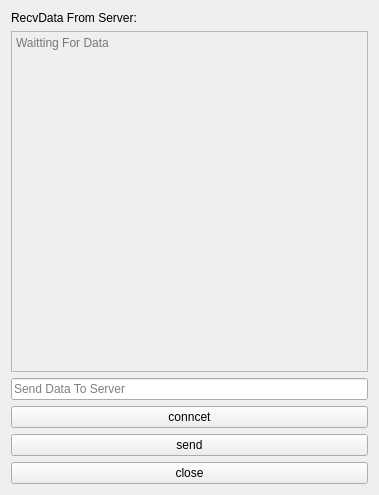
zhang49/All, file app/qtandroid/mainwindow.ui: the form before one commit.
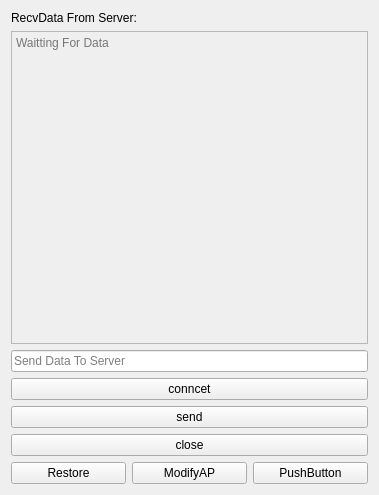
The form after the commit.

Diff of the .ui file:
```diff
--- a/app/qtandroid/mainwindow.ui
+++ b/app/qtandroid/mainwindow.ui
@@ -14,7 +14,7 @@
    <string>MainWindow</string>
   </property>
   <widget class="QWidget" name="centralWidget">
-   <layout class="QVBoxLayout" name="verticalLayout" stretch="0,0,0,0,0,0">
+   <layout class="QVBoxLayout" name="verticalLayout" stretch="0,0,0,0,0,0,0">
     <item>
      <widget class="QLabel" name="label">
       <property name="text">
@@ -63,6 +63,31 @@
       </property>
      </widget>
     </item>
+    <item>
+     <layout class="QHBoxLayout" name="horizontalLayout">
+      <item>
+       <widget class="QPushButton" name="restorebtn">
+        <property name="text">
+         <string>Restore</string>
+        </property>
+       </widget>
+      </item>
+      <item>
+       <widget class="QPushButton" name="modifyapbtn">
+        <property name="text">
+         <string>ModifyAP</string>
+        </property>
+       </widget>
+      </item>
+      <item>
+       <widget class="QPushButton" name="pushButton_3">
+        <property name="text">
+         <string>PushButton</string>
+        </property>
+       </widget>
+      </item>
+     </layout>
+    </item>
    </layout>
   </widget>
  </widget>
```
